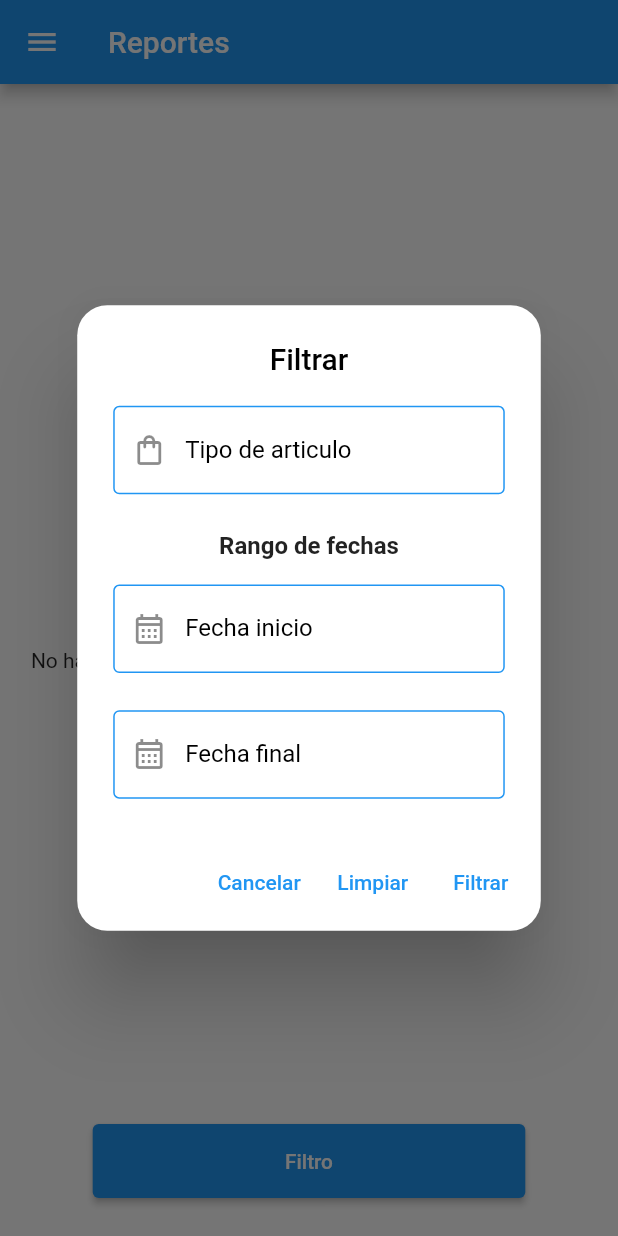
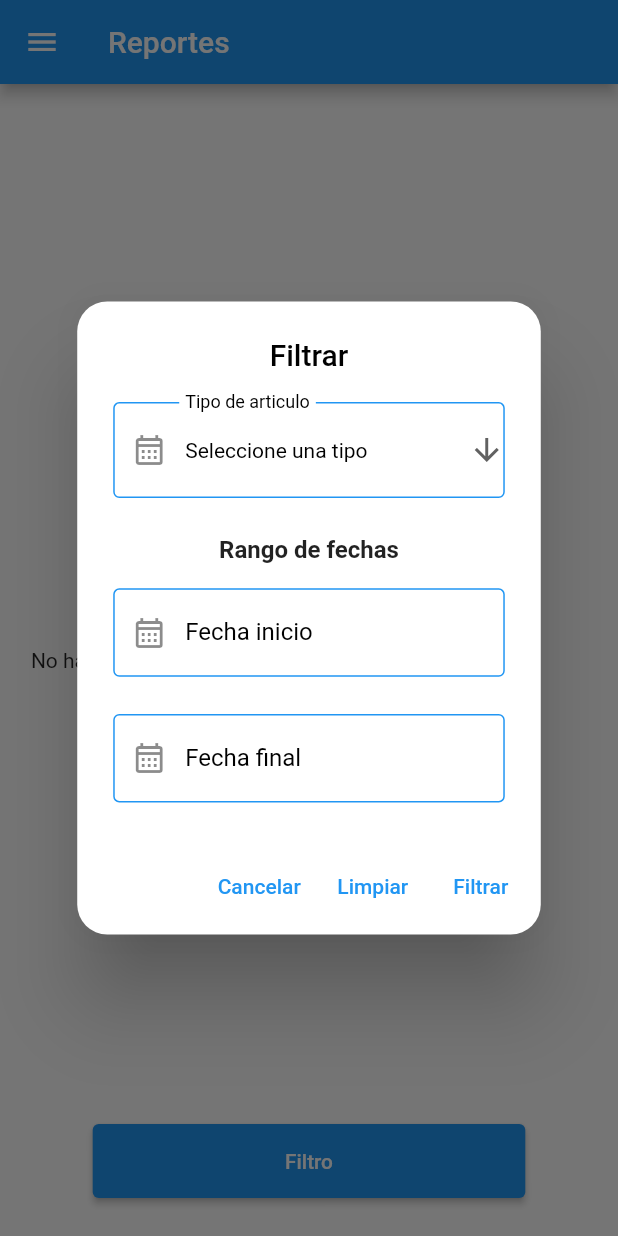
Before and after one commit to karlos6/alegra-store, a Flutter app: the screen it shows after launch, after a tap on "Filtro", on a phone screen of 412 x 824 dp. Run offline on Flutter 3.47's test engine with Material 2 defaults, Android fonts, the phone set to English and light mode, and no system bars; Roboto replaces fonts that are missing (CaviarDreamsRegular); statements that could not run were skipped.

Commit message:
feat: lista tipo de articulos

```diff
--- a/lib/src/ui/pages/reportes/reporte_page.dart
+++ b/lib/src/ui/pages/reportes/reporte_page.dart
@@ -27,6 +27,14 @@ class _ReportePageState extends State<ReportePage> {
   final ReporteController _reporteController = ReporteController();
   final ReporteFiltroRequest _reporteFiltroRequest = ReporteFiltroRequest();
 
+  final List<String> _listaTipoArticulos = [
+    "Alimentos",
+    "Bebidas",
+    "Higiene personal",
+    "Limpieza del hogar",
+    "Bebés",
+    "Juguetes"
+  ];
   int _currentSortColumn = 0;
   bool _isAscending = true;
   bool isVisible = true;
@@ -252,7 +260,7 @@ class _ReportePageState extends State<ReportePage> {
               child: Column(
                 mainAxisSize: MainAxisSize.min,
                 children: [
-                  _tipoArticuloText(),
+                  _listaTipoArticulo(),
                   SizedBox(height: Adapt.hp(3, context)),
                   const Text("Rango de fechas",
                       style:
@@ -274,6 +282,8 @@ class _ReportePageState extends State<ReportePage> {
                   onPressed: () async {
                     _actualizadoInputFechaIngreso.text = "";
                     _actualizadoInputFechaSalida.text = "";
+                    Navigator.pop(context);
+                    _listaReportes = _reporteController.reporteGeneral();
                     setState(() {});
                   },
                   child: const Text("Limpiar")),
@@ -297,6 +307,62 @@ class _ReportePageState extends State<ReportePage> {
             ],
           );
         });
+  }
+
+  Widget _listaTipoArticulo() {
+    return DropdownButtonFormField<String>(
+      hint: const Text('Seleccione una tipo',
+          style: TextStyle(
+            color: Colors.black,
+            fontFamily: 'CaviarDreamsRegular',
+          )),
+      onSaved: (value) => _reporteFiltroRequest.tipo = value!,
+      validator: (value) {
+        if (value == null || value.isEmpty) {
+          return 'Seleccione una tipo';
+        }
+        return null;
+      },
+      isExpanded: true,
+      icon: const Icon(Icons.arrow_downward),
+      elevation: 16,
+      style: const TextStyle(
+        color: Colors.black,
+      ),
+      items: _listaTipoArticulos.map((String value) {
+        return DropdownMenuItem<String>(
+          value: value,
+          child: Text(value,
+              style: const TextStyle(
+                color: Colors.black,
+                fontFamily: 'CaviarDreamsRegular',
+              )),
+        );
+      }).toList(),
+      onChanged: (String? newValue) {
+        setState(() {
+          newValue;
+        });
+      },
+      decoration: const InputDecoration(
+        enabledBorder: OutlineInputBorder(
+          borderSide: BorderSide(color: Colors.blue),
+        ),
+        focusedBorder: OutlineInputBorder(
+          borderSide: BorderSide(color: Colors.blue),
+        ),
+        prefixIcon: Icon(Icons.calendar_month_outlined),
+        counterText: "",
+        hintText: 'Seleccione un tipo de articulo',
+        label: Text(
+          'Tipo de articulo',
+          style: TextStyle(
+            color: Colors.black,
+          ),
+        ),
+        labelStyle: TextStyle(color: Colors.black),
+      ),
+    );
   }
 
   Widget _fechaInicioText() {
--- a/lib/src/ui/utilities/menu.dart
+++ b/lib/src/ui/utilities/menu.dart
@@ -18,8 +18,6 @@ class _MenuState extends State<Menu> {
             padding: const EdgeInsets.all(0),
             decoration: BoxDecoration(),
             child: SizedBox(
-              width: 160,
-              height: 140,
               child: Image.asset(
                 "assets/img/alegra_lingh.jpeg",
                 fit: BoxFit.fill,
```
Also changed, not shown: lib/src/domain/requests/reporte_request.dart (+6 -6 lines), lib/src/ui/pages/pages.txt (deleted).
